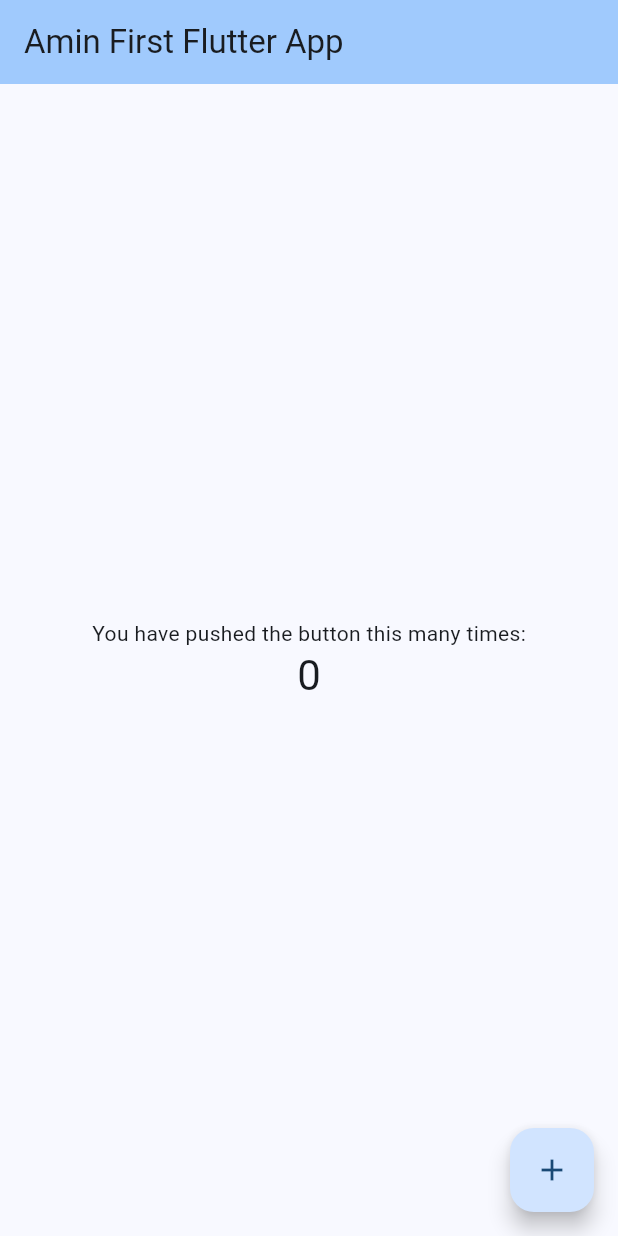
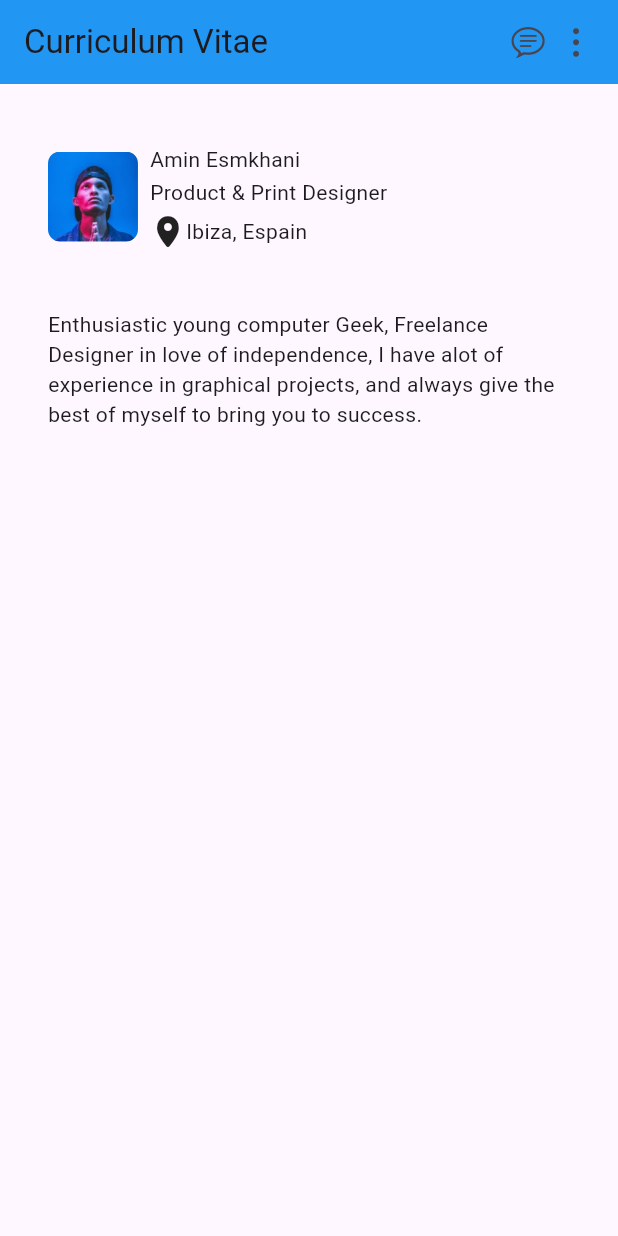
Before and after one commit to aminesmkhani/profile-apk, a Flutter app: the screen it shows after launch, on a phone screen of 412 x 824 dp. Run offline on Flutter 3.47's test engine with Material 3 defaults, Android fonts, the phone set to English and light mode, and no system bars.

Commit message:
write and config assets and top text in application

```diff
--- a/lib/main.dart
+++ b/lib/main.dart
@@ -1,3 +1,4 @@
+import 'package:flutter/cupertino.dart';
 import 'package:flutter/material.dart';
 
 void main() {
@@ -28,98 +29,75 @@ class MyApp extends StatelessWidget {
         //
         // This works for code too, not just values: Most code changes can be
         // tested with just a hot reload.
-        colorScheme: ColorScheme.fromSeed(seedColor: Colors.blue),
+        // colorScheme: ColorScheme.fromSeed(seedColor: const Color.fromARGB(255, 82, 243, 33)),
+        primarySwatch: Colors.blue,
         useMaterial3: true,
       ),
-      home: const MyHomePage(title: 'Amin First Flutter App'),
+      home: MyHomePage(),
     );
   }
 }
 
-class MyHomePage extends StatefulWidget {
-  const MyHomePage({super.key, required this.title});
-
-  // This widget is the home page of your application. It is stateful, meaning
-  // that it has a State object (defined below) that contains fields that affect
-  // how it looks.
-
-  // This class is the configuration for the state. It holds the values (in this
-  // case the title) provided by the parent (in this case the App widget) and
-  // used by the build method of the State. Fields in a Widget subclass are
-  // always marked "final".
-
-  final String title;
-
-  @override
-  State<MyHomePage> createState() => _MyHomePageState();
-}
-
-class _MyHomePageState extends State<MyHomePage> {
-  int _counter = 0;
-
-  void _incrementCounter() {
-    setState(() {
-      // This call to setState tells the Flutter framework that something has
-      // changed in this State, which causes it to rerun the build method below
-      // so that the display can reflect the updated values. If we changed
-      // _counter without calling setState(), then the build method would not be
-      // called again, and so nothing would appear to happen.
-      _counter++;
-    });
-  }
-
+//first page app
+class MyHomePage extends StatelessWidget {
   @override
   Widget build(BuildContext context) {
-    // This method is rerun every time setState is called, for instance as done
-    // by the _incrementCounter method above.
-    //
-    // The Flutter framework has been optimized to make rerunning build methods
-    // fast, so that you can just rebuild anything that needs updating rather
-    // than having to individually change instances of widgets.
     return Scaffold(
-      appBar: AppBar(
-        // TRY THIS: Try changing the color here to a specific color (to
-        // Colors.amber, perhaps?) and trigger a hot reload to see the AppBar
-        // change color while the other colors stay the same.
-        backgroundColor: Theme.of(context).colorScheme.inversePrimary,
-        // Here we take the value from the MyHomePage object that was created by
-        // the App.build method, and use it to set our appbar title.
-        title: Text(widget.title),
-      ),
-      body: Center(
-        // Center is a layout widget. It takes a single child and positions it
-        // in the middle of the parent.
-        child: Column(
-          // Column is also a layout widget. It takes a list of children and
-          // arranges them vertically. By default, it sizes itself to fit its
-          // children horizontally, and tries to be as tall as its parent.
-          //
-          // Column has various properties to control how it sizes itself and
-          // how it positions its children. Here we use mainAxisAlignment to
-          // center the children vertically; the main axis here is the vertical
-          // axis because Columns are vertical (the cross axis would be
-          // horizontal).
-          //
-          // TRY THIS: Invoke "debug painting" (choose the "Toggle Debug Paint"
-          // action in the IDE, or press "p" in the console), to see the
-          // wireframe for each widget.
-          mainAxisAlignment: MainAxisAlignment.center,
-          children: <Widget>[
-            const Text(
-              'You have pushed the button this many times:',
-            ),
-            Text(
-              '$_counter',
-              style: Theme.of(context).textTheme.headlineMedium,
+        appBar: AppBar(
+          title: const Text('Curriculum Vitae'),
+          backgroundColor: Colors.blue,
+          actions: [
+            Icon(CupertinoIcons.chat_bubble_text),
+            Padding(
+              padding: const EdgeInsets.fromLTRB(8, 0, 16, 0),
+              child: Icon(CupertinoIcons.ellipsis_vertical),
             ),
           ],
         ),
-      ),
-      floatingActionButton: FloatingActionButton(
-        onPressed: _incrementCounter,
-        tooltip: 'Increment',
-        child: const Icon(Icons.add),
-      ), // This trailing comma makes auto-formatting nicer for build methods.
-    );
+        body: Column(
+          children: [
+            Padding(
+              padding: const EdgeInsets.all(32),
+              child: Row(
+                children: [
+                  ClipRRect(
+                      borderRadius: BorderRadius.circular(8),
+                      child: Image.asset(
+                        'assets/images/profile_image.png',
+                        width: 60,
+                        height: 60,
+                      )),
+                  Padding(
+                    padding: const EdgeInsets.all(8.0),
+                    child: Column(
+                      crossAxisAlignment: CrossAxisAlignment.start,
+                      children: [
+                        Text('Amin Esmkhani'),
+                        SizedBox(
+                          height: 2,
+                        ),
+                        Text('Product & Print Designer'),
+                        SizedBox(
+                          height: 4,
+                        ),
+                        Row(
+                          children: [
+                            Icon(CupertinoIcons.location_solid),
+                            Text('Ibiza, Espain')
+                          ],
+                        )
+                      ],
+                    ),
+
+                  )
+                ],
+              ),
+            ),
+            Padding(
+              padding: const EdgeInsets.fromLTRB(32, 0, 32, 16),
+              child: Text('Enthusiastic young computer Geek, Freelance Designer in love of independence, I have alot of experience in graphical projects, and always give the best of myself to bring you to success.'),
+            ),
+          ],
+        ));
   }
 }
--- a/pubspec.yaml
+++ b/pubspec.yaml
@@ -59,9 +59,8 @@ flutter:
   uses-material-design: true
 
   # To add assets to your application, add an assets section, like this:
-  # assets:
-  #   - images/a_dot_burr.jpeg
-  #   - images/a_dot_ham.jpeg
+  assets:
+    - assets/images/
 
   # An image asset can refer to one or more resolution-specific "variants", see
   # https://flutter.dev/assets-and-images/#resolution-aware
```
Also changed, not shown: assets/images/app_icon_01.png (added), assets/images/app_icon_02.png (added), assets/images/app_icon_03.png (added), assets/images/app_icon_04.png (added), assets/images/app_icon_05.png (added), assets/images/profile_image.png (added).
